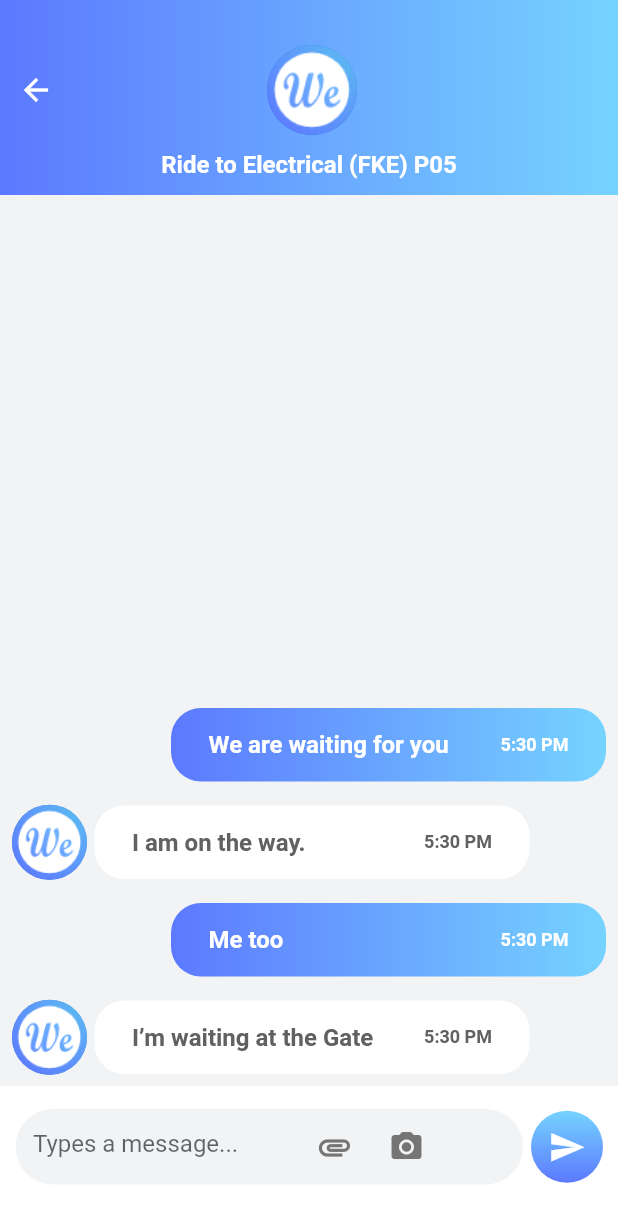
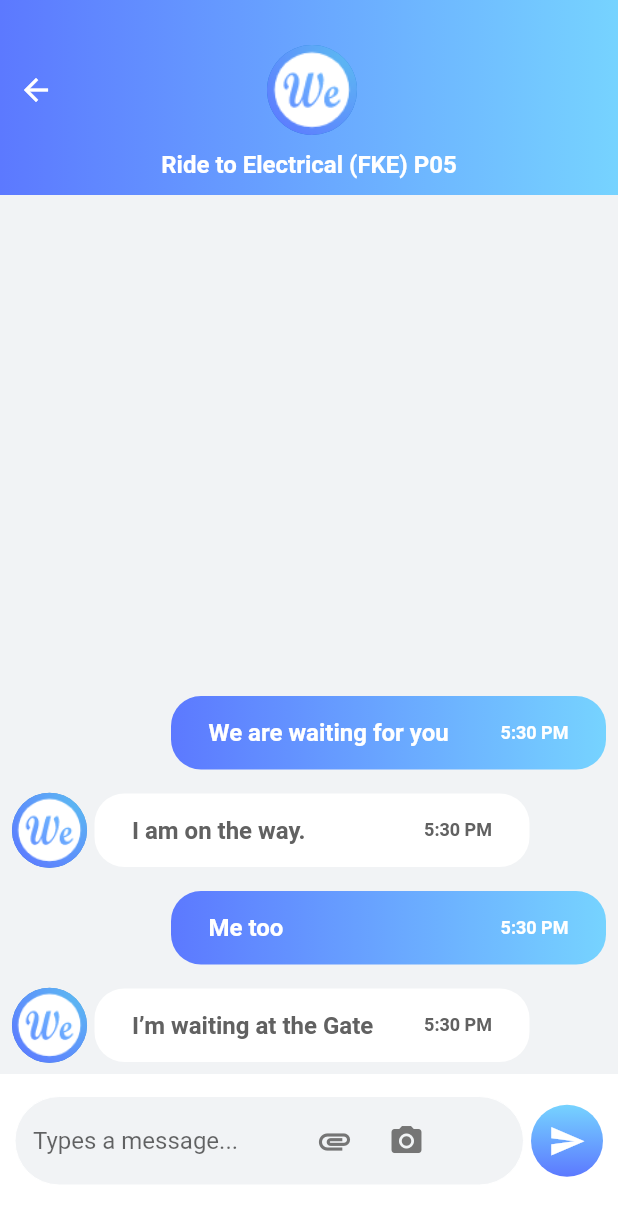
Before and after one commit to kamaleldincom/WeShare, a Flutter app: the ChatScreen screen opened by its route, on a phone screen of 412 x 824 dp. Shown: the top 1223 px of the screen. Run offline on Flutter 3.47's test engine with Material 2 defaults, Android fonts, the phone set to English and light mode, and no system bars; our stand-ins replace badges, intl_phone_number_input; missing offline and left inert: flare_splash_screen, material_dropdown_formfield.

Commit message:
Flexible Text Field

```diff
--- a/weshare_main/lib/screens/chat_screen.dart
+++ b/weshare_main/lib/screens/chat_screen.dart
@@ -115,7 +115,7 @@ class _ChatScreenState extends State<ChatScreen> {
             // _buildMessageTextField(getValue, context),
             Container(
               padding: EdgeInsets.fromLTRB(10, 15, 10, 34),
-              height: 100.0,
+              // height: 100.0,
               color: Colors.white,
               child: Row(
                 mainAxisAlignment: MainAxisAlignment.spaceBetween,
@@ -123,6 +123,8 @@ class _ChatScreenState extends State<ChatScreen> {
                   Expanded(
                     child: TextField(
                       controller: widget.theMessage,
+                      maxLines: 2,
+                      minLines: 1,
                       textCapitalization: TextCapitalization.sentences,
                       onChanged: (value) {
                         setState(() {
```
